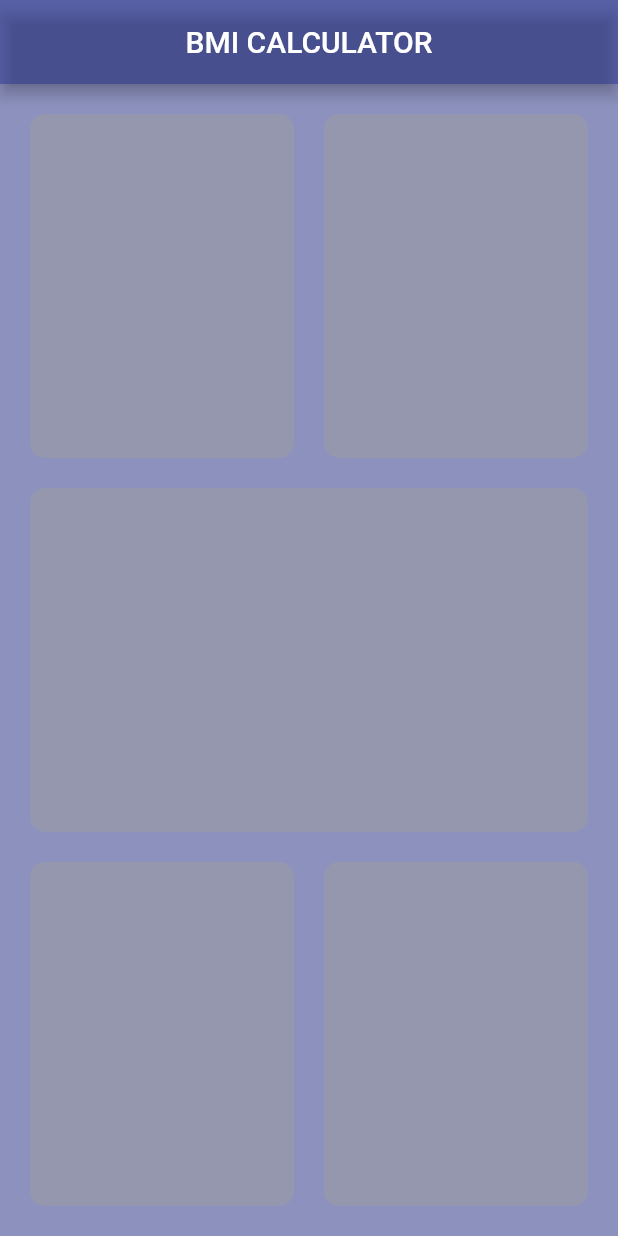
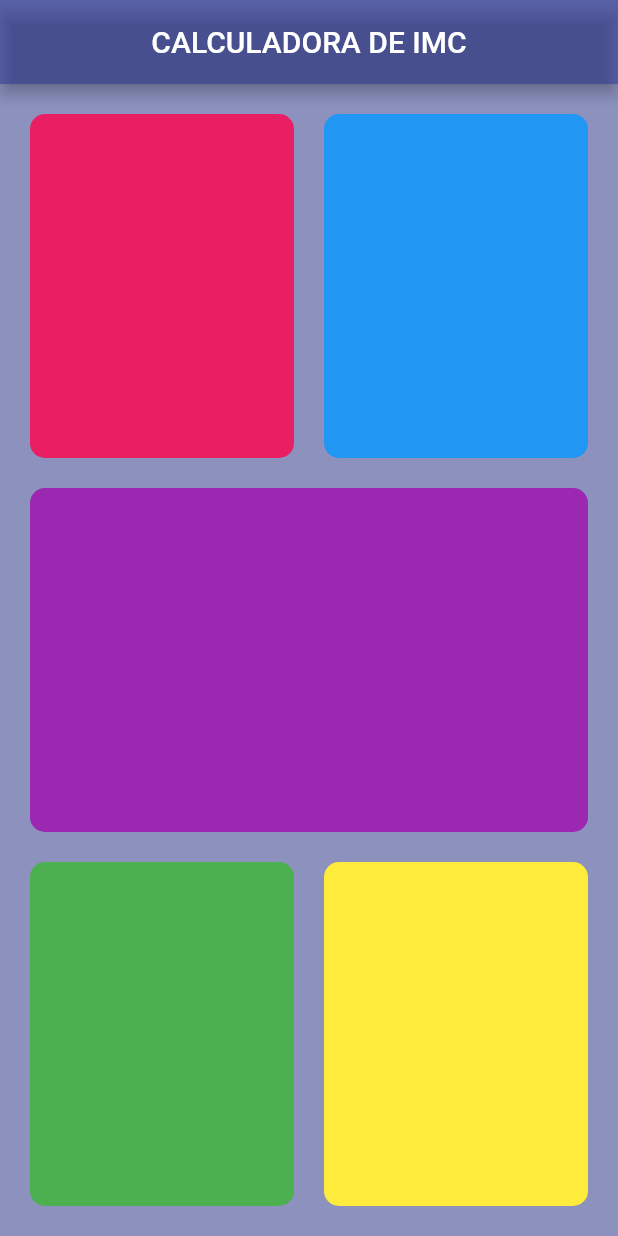
Before and after one commit to luisfelipesdn12/learning-flutter, a Flutter app: the screen it shows after launch, on a phone screen of 412 x 824 dp. Run offline on Flutter 3.47's test engine with Material 2 defaults, Android fonts, the phone set to English and light mode, and no system bars; our stand-ins replace rflutter_alert; missing offline and left inert: audiofileplayer.

Commit message:
feat: ✨ Accept `color` prop in `PageContainer`

```diff
--- a/bmi-calculator-flutter/lib/screens/input.screen.dart
+++ b/bmi-calculator-flutter/lib/screens/input.screen.dart
@@ -11,7 +11,7 @@ class _InputPageState extends State<InputPage> {
     return Scaffold(
       backgroundColor: Theme.of(context).colorScheme.background,
       appBar: AppBar(
-        title: Text('BMI CALCULATOR'),
+        title: Text('CALCULADORA DE IMC'),
       ),
       body: Container(
         padding: EdgeInsets.all(10.0),
@@ -20,23 +20,23 @@ class _InputPageState extends State<InputPage> {
             Expanded(
               child: Row(
                 children: [
-                  PageContainer(),
-                  PageContainer(),
+                  PageContainer(color: Colors.pink),
+                  PageContainer(color: Colors.blue),
                 ],
               ),
             ),
             Expanded(
               child: Row(
                 children: [
-                  PageContainer(),
+                  PageContainer(color: Colors.purple),
                 ],
               ),
             ),
             Expanded(
               child: Row(
                 children: [
-                  PageContainer(),
-                  PageContainer(),
+                  PageContainer(color: Colors.green),
+                  PageContainer(color: Colors.yellow),
                 ],
               ),
             ),
@@ -50,7 +50,10 @@ class _InputPageState extends State<InputPage> {
 class PageContainer extends StatelessWidget {
   const PageContainer({
     Key key,
+    this.color,
   }) : super(key: key);
+
+  final Color color;
 
   @override
   Widget build(BuildContext context) {
@@ -59,7 +62,7 @@ class PageContainer extends StatelessWidget {
         margin: EdgeInsets.all(10),
         padding: EdgeInsets.all(10),
         decoration: BoxDecoration(
-          color: Colors.grey.withOpacity(0.5),
+          color: color != null ? color : Colors.grey.withOpacity(0.25),
           borderRadius: BorderRadius.circular(10),
         ),
       ),
```
